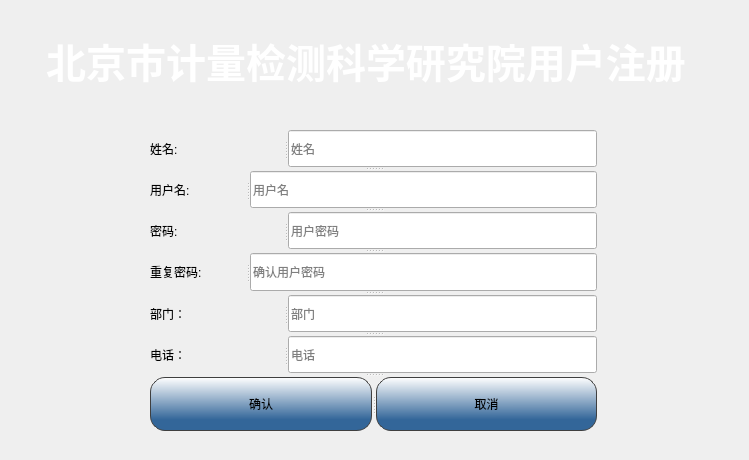
Before: the Qt Designer form UI/SigninWindow.ui in peipan/charge_station, drawn with Qt 5.
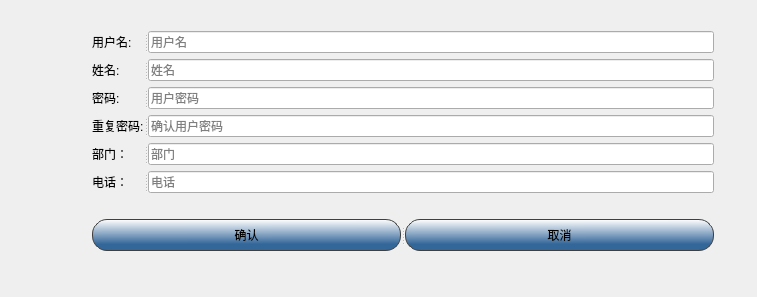
After: the same form once the commit is applied. Icons and pictures are not drawn.

```diff
--- a/UI/SigninWindow.ui
+++ b/UI/SigninWindow.ui
@@ -6,62 +6,39 @@
    <rect>
     <x>0</x>
     <y>0</y>
-    <width>749</width>
-    <height>460</height>
+    <width>757</width>
+    <height>297</height>
    </rect>
   </property>
-  <property name="sizePolicy">
-   <sizepolicy hsizetype="Fixed" vsizetype="Fixed">
-    <horstretch>0</horstretch>
-    <verstretch>0</verstretch>
-   </sizepolicy>
-  </property>
-  <property name="minimumSize">
-   <size>
-    <width>555</width>
-    <height>410</height>
-   </size>
-  </property>
   <property name="windowTitle">
    <string>Dialog</string>
   </property>
-  <property name="styleSheet">
-   <string notr="true"/>
-  </property>
+  <layout class="QFormLayout" name="formLayout">
+   <item row="0" column="0">
+    <layout class="QVBoxLayout" name="verticalLayout_2">
+     <item>
   <widget class="QLabel" name="label_8">
-   <property name="geometry">
-    <rect>
-     <x>38</x>
-     <y>11</y>
-     <width>656</width>
-     <height>100</height>
-    </rect>
-   </property>
    <property name="minimumSize">
     <size>
      <width>0</width>
-     <height>100</height>
+         <height>0</height>
     </size>
    </property>
    <property name="styleSheet">
     <string notr="true">border-image: url(:/image/edge.png);</string>
    </property>
    <property name="text">
-    <string>&lt;html&gt;&lt;head/&gt;&lt;body&gt;&lt;p align=&quot;center&quot;&gt;&lt;span style=&quot; font-size:40px; font-weight:600; color:#ffffff; background-color:transparent;&quot;&gt;北京市计量检测科学研究院用户注册&lt;/span&gt;&lt;/p&gt;&lt;/body&gt;&lt;/html&gt;</string>
+        <string/>
    </property>
    <property name="alignment">
     <set>Qt::AlignCenter</set>
    </property>
   </widget>
+     </item>
+     <item>
+      <layout class="QHBoxLayout" name="horizontalLayout">
+       <item>
   <widget class="QLabel" name="label_9">
-   <property name="geometry">
-    <rect>
-     <x>40</x>
-     <y>200</y>
-     <width>75</width>
-     <height>75</height>
-    </rect>
-   </property>
    <property name="minimumSize">
     <size>
      <width>75</width>
@@ -81,58 +58,11 @@
     <string>&lt;html&gt;&lt;head/&gt;&lt;body&gt;&lt;p&gt;&lt;br/&gt;&lt;/p&gt;&lt;/body&gt;&lt;/html&gt;</string>
    </property>
   </widget>
-  <widget class="QSplitter" name="splitter_7">
-   <property name="geometry">
-    <rect>
-     <x>150</x>
-     <y>130</y>
-     <width>449</width>
-     <height>301</height>
-    </rect>
-   </property>
-   <property name="orientation">
-    <enum>Qt::Vertical</enum>
-   </property>
-   <widget class="QSplitter" name="splitter">
-    <property name="orientation">
-     <enum>Qt::Horizontal</enum>
-    </property>
-    <widget class="QLabel" name="label_5">
-     <property name="minimumSize">
-      <size>
-       <width>47</width>
-       <height>19</height>
-      </size>
-     </property>
-     <property name="styleSheet">
-      <string notr="true">color: #000000</string>
-     </property>
-     <property name="text">
-      <string>姓名:</string>
-     </property>
-    </widget>
-    <widget class="QLineEdit" name="real_name_lineEdit">
-     <property name="minimumSize">
-      <size>
-       <width>140</width>
-       <height>19</height>
-      </size>
-     </property>
-     <property name="styleSheet">
-      <string notr="true">color:#000000</string>
-     </property>
-     <property name="echoMode">
-      <enum>QLineEdit::Normal</enum>
-     </property>
-     <property name="placeholderText">
-      <string>姓名</string>
-     </property>
-     <property name="clearButtonEnabled">
-      <bool>true</bool>
-     </property>
-    </widget>
-   </widget>
-   <widget class="QSplitter" name="splitter_4">
+       </item>
+       <item>
+        <layout class="QVBoxLayout" name="verticalLayout">
+         <item>
+          <widget class="QSplitter" name="name">
     <property name="orientation">
      <enum>Qt::Horizontal</enum>
     </property>
@@ -157,10 +87,16 @@
      </property>
     </widget>
     <widget class="QLineEdit" name="name_lineEdit">
+            <property name="sizePolicy">
+             <sizepolicy hsizetype="Preferred" vsizetype="Preferred">
+              <horstretch>0</horstretch>
+              <verstretch>0</verstretch>
+             </sizepolicy>
+            </property>
      <property name="minimumSize">
       <size>
-       <width>140</width>
-       <height>19</height>
+              <width>566</width>
+              <height>0</height>
       </size>
      </property>
      <property name="styleSheet">
@@ -177,7 +113,56 @@
      </property>
     </widget>
    </widget>
-   <widget class="QSplitter" name="splitter_2">
+         </item>
+         <item>
+          <widget class="QSplitter" name="real_name">
+           <property name="orientation">
+            <enum>Qt::Horizontal</enum>
+           </property>
+           <widget class="QLabel" name="label_5">
+            <property name="minimumSize">
+             <size>
+              <width>47</width>
+              <height>19</height>
+             </size>
+            </property>
+            <property name="styleSheet">
+             <string notr="true">color: #000000</string>
+            </property>
+            <property name="text">
+             <string>姓名:</string>
+            </property>
+           </widget>
+           <widget class="QLineEdit" name="real_name_lineEdit">
+            <property name="sizePolicy">
+             <sizepolicy hsizetype="Preferred" vsizetype="Preferred">
+              <horstretch>0</horstretch>
+              <verstretch>0</verstretch>
+             </sizepolicy>
+            </property>
+            <property name="minimumSize">
+             <size>
+              <width>566</width>
+              <height>0</height>
+             </size>
+            </property>
+            <property name="styleSheet">
+             <string notr="true">color:#000000</string>
+            </property>
+            <property name="echoMode">
+             <enum>QLineEdit::Normal</enum>
+            </property>
+            <property name="placeholderText">
+             <string>姓名</string>
+            </property>
+            <property name="clearButtonEnabled">
+             <bool>true</bool>
+            </property>
+           </widget>
+          </widget>
+         </item>
+         <item>
+          <widget class="QSplitter" name="password">
     <property name="orientation">
      <enum>Qt::Horizontal</enum>
     </property>
@@ -196,10 +181,16 @@
      </property>
     </widget>
     <widget class="QLineEdit" name="password_lineEdit">
+            <property name="sizePolicy">
+             <sizepolicy hsizetype="Preferred" vsizetype="Preferred">
+              <horstretch>0</horstretch>
+              <verstretch>0</verstretch>
+             </sizepolicy>
+            </property>
      <property name="minimumSize">
       <size>
-       <width>140</width>
-       <height>19</height>
+              <width>566</width>
+              <height>0</height>
       </size>
      </property>
      <property name="styleSheet">
@@ -216,20 +207,22 @@
      </property>
     </widget>
    </widget>
-   <widget class="QSplitter" name="splitter_3">
+         </item>
+         <item>
+          <widget class="QSplitter" name="repeat_password">
     <property name="orientation">
      <enum>Qt::Horizontal</enum>
     </property>
     <widget class="QLabel" name="label_4">
      <property name="minimumSize">
       <size>
-       <width>47</width>
-       <height>19</height>
+              <width>0</width>
+              <height>20</height>
       </size>
      </property>
      <property name="maximumSize">
       <size>
-       <width>96</width>
+              <width>16777215</width>
        <height>16777215</height>
       </size>
      </property>
@@ -249,13 +242,13 @@
      </property>
      <property name="minimumSize">
       <size>
-       <width>302</width>
-       <height>24</height>
+              <width>566</width>
+              <height>0</height>
       </size>
      </property>
      <property name="maximumSize">
       <size>
-       <width>347</width>
+              <width>16777215</width>
        <height>16777215</height>
       </size>
      </property>
@@ -274,7 +267,9 @@
      </property>
     </widget>
    </widget>
-   <widget class="QSplitter" name="splitter_6">
+         </item>
+         <item>
+          <widget class="QSplitter" name="department">
     <property name="orientation">
      <enum>Qt::Horizontal</enum>
     </property>
@@ -295,13 +290,13 @@
     <widget class="QLineEdit" name="department_lineEdit">
      <property name="minimumSize">
       <size>
-       <width>140</width>
-       <height>19</height>
+              <width>566</width>
+              <height>0</height>
       </size>
      </property>
      <property name="maximumSize">
       <size>
-       <width>347</width>
+              <width>16777215</width>
        <height>16777215</height>
       </size>
      </property>
@@ -319,7 +314,9 @@
      </property>
     </widget>
    </widget>
-   <widget class="QSplitter" name="splitter_5">
+         </item>
+         <item>
+          <widget class="QSplitter" name="phone">
     <property name="orientation">
      <enum>Qt::Horizontal</enum>
     </property>
@@ -340,8 +337,8 @@
     <widget class="QLineEdit" name="telephone_lineEdit">
      <property name="minimumSize">
       <size>
-       <width>140</width>
-       <height>19</height>
+              <width>566</width>
+              <height>0</height>
       </size>
      </property>
      <property name="styleSheet">
@@ -358,7 +355,25 @@
      </property>
     </widget>
    </widget>
-   <widget class="QSplitter" name="splitter_8">
+         </item>
+         <item>
+          <spacer name="verticalSpacer">
+           <property name="orientation">
+            <enum>Qt::Vertical</enum>
+           </property>
+           <property name="sizeType">
+            <enum>QSizePolicy::Fixed</enum>
+           </property>
+           <property name="sizeHint" stdset="0">
+            <size>
+             <width>20</width>
+             <height>20</height>
+            </size>
+           </property>
+          </spacer>
+         </item>
+         <item>
+          <widget class="QSplitter" name="btn">
     <property name="orientation">
      <enum>Qt::Horizontal</enum>
     </property>
@@ -391,10 +406,15 @@
      </property>
     </widget>
    </widget>
-  </widget>
- </widget>
- <resources>
-  <include location="main.qrc"/>
- </resources>
+         </item>
+        </layout>
+       </item>
+      </layout>
+     </item>
+    </layout>
+   </item>
+  </layout>
+ </widget>
+ <resources/>
  <connections/>
 </ui>
```
Left out of the diff: 8 changed lines with no effect on the pictures. Lines whose indentation alone changed are shown as unchanged.
